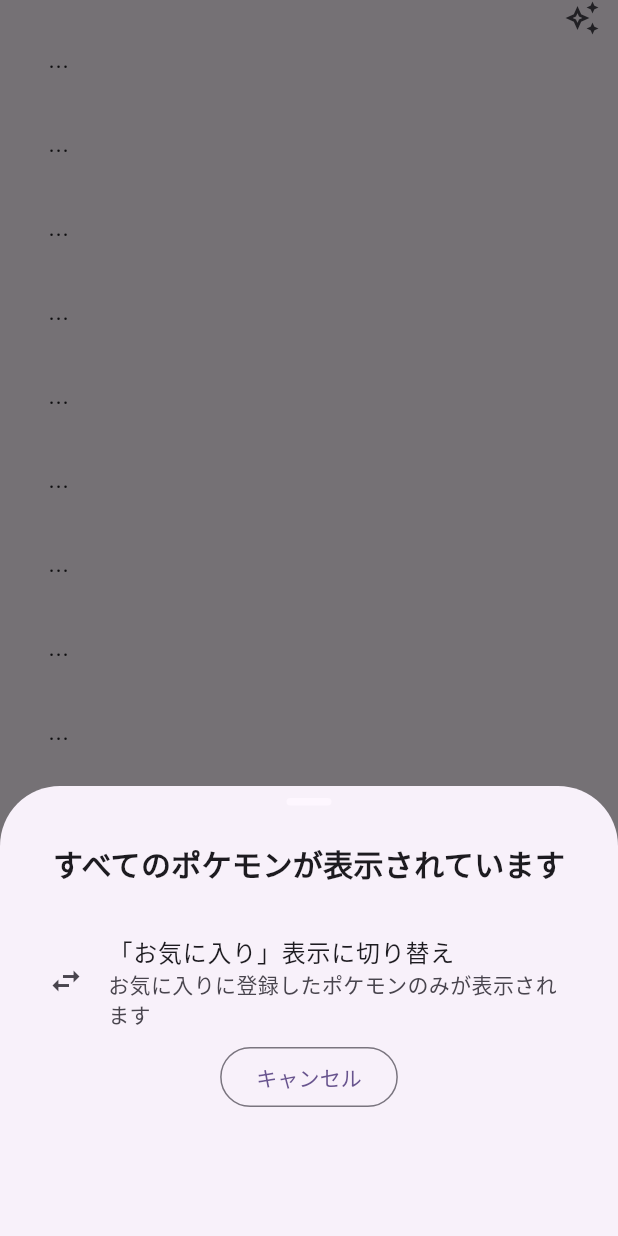
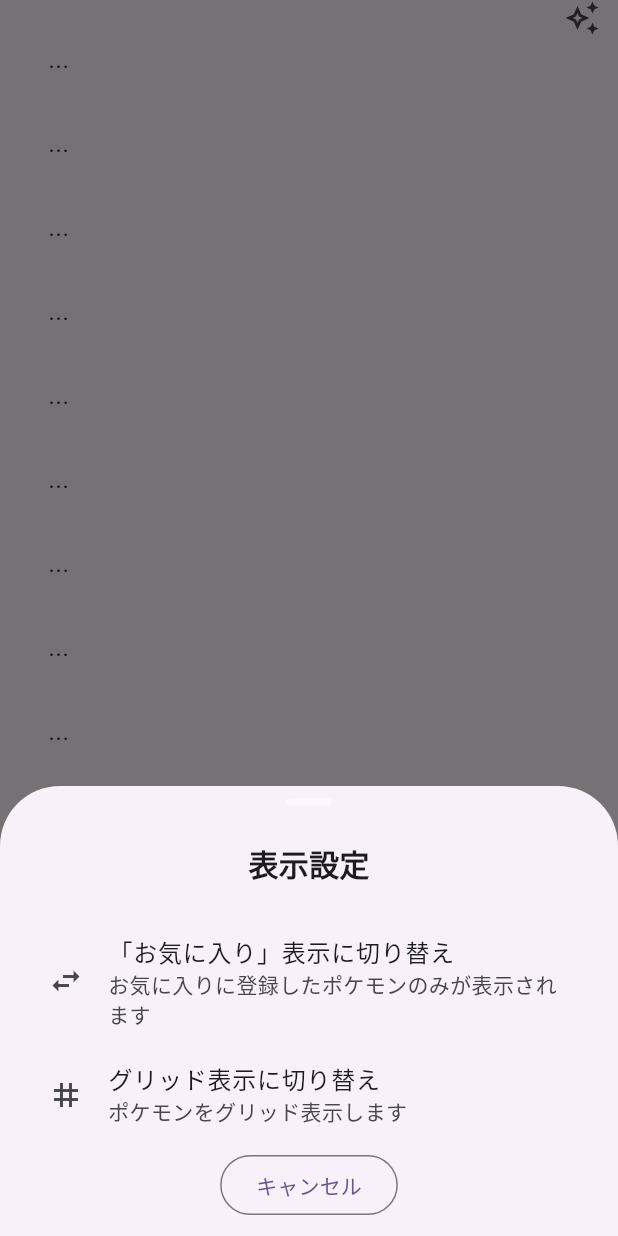
Before and after one commit to naoki-shigehisa/learning-flutter, a Flutter app: the screen it shows after launch, scrolled down 576 dp, after a tap on the "auto awesome" icon, on a phone screen of 412 x 824 dp. Run offline on Flutter 3.47's test engine with Material 3 defaults, Android fonts, the phone set to English and light mode, and no system bars; our stand-ins replace shared_preferences, sqflite; accounts and stored records are empty; network calls fail.

Commit message:
add grid mode

```diff
--- a/myapp/lib/views/screens/poke_list.dart
+++ b/myapp/lib/views/screens/poke_list.dart
@@ -1,5 +1,6 @@
 import 'package:flutter/material.dart';
 import 'package:provider/provider.dart';
+import '../widgets/poke_list/poke_grid_item.dart';
 import '../widgets/poke_list/poke_list_item.dart';
 import '../../models/pokemon.dart';
 import '../../const/pokeapi.dart';
@@ -14,6 +15,7 @@ class PokeList extends StatefulWidget {
 class _PokeListState extends State<PokeList> {
   static const int pageSize = 30;
   bool isFavoriteMode = false;
+  bool isGridMode = false;
   int _currentPage = 1;
 
   int itemCount(int page, List<Favorite> favs) {
@@ -43,6 +45,14 @@ class _PokeListState extends State<PokeList> {
     }
   }
 
+  void changeFavMode(bool currentMode) {
+    setState(() => isFavoriteMode = !currentMode);
+  }
+
+  void changeGridMode(bool currentMode) {
+    setState(() => isGridMode = !currentMode);
+  }
+
   @override
   Widget build(BuildContext context) {
     return Consumer<FavoritesNotifier>(
@@ -55,7 +65,7 @@ class _PokeListState extends State<PokeList> {
               padding: const EdgeInsets.all(0),
               icon: const Icon(Icons.auto_awesome_outlined),
               onPressed: () async {
-                var ret = await showModalBottomSheet<bool>(
+                await showModalBottomSheet<bool>(
                   context: context,
                   shape: const RoundedRectangleBorder(
                     borderRadius: BorderRadius.only(
@@ -66,12 +76,12 @@ class _PokeListState extends State<PokeList> {
                   builder: (BuildContext context) {
                     return ViewModeBottomSheet(
                       favMode: isFavoriteMode,
+                      gridMode: isGridMode,
+                      changeFavMode: changeFavMode,
+                      changeGridMode: changeGridMode,
                     );
                   },
                 );
-                if (ret != null && ret) {
-                  setState(() => isFavoriteMode = !isFavoriteMode);
-                }
               },
             ),
           ),
@@ -80,6 +90,40 @@ class _PokeListState extends State<PokeList> {
               builder: (context, pokes, child) {
                 if (itemCount(_currentPage, favs.favs) == 0) {
                   return const Text('no data');
+                } else {
+                  if (isGridMode) {
+                    return GridView.builder(
+                      gridDelegate: const SliverGridDelegateWithFixedCrossAxisCount(
+                        crossAxisCount: 3,
+                      ),
+                      itemCount: itemCount(_currentPage, favs.favs) + 1,
+                      itemBuilder: (context, index) {
+                        if (index == itemCount(_currentPage, favs.favs)) {
+                          return Padding(
+                            padding: const EdgeInsets.all(16),
+                            child: OutlinedButton(
+                              child: const Text('more'),
+                              style: OutlinedButton.styleFrom(
+                                shape: RoundedRectangleBorder(
+                                  borderRadius: BorderRadius.circular(20),
+                                ),
+                              ),
+                              onPressed: isLastPage(_currentPage, favs.favs)
+                                ? null
+                                : () => {
+                                  setState(
+                                    () => _currentPage++,
+                                  )
+                              },
+                            ),
+                          );
+                        } else {
+                          return PokeGridItem(
+                            poke: pokes.byId(itemId(index, favs.favs))
+                          );
+                        };
+                      },
+                    );
                   } else {
                     return ListView.builder(
                       padding: const EdgeInsets.symmetric(vertical: 4, horizontal: 16),
@@ -104,6 +148,7 @@ class _PokeListState extends State<PokeList> {
                       },
                     );
                   };
+                };
               },
             ),
           ),
@@ -114,18 +159,23 @@ class _PokeListState extends State<PokeList> {
 }
 
 class ViewModeBottomSheet extends StatelessWidget {
-  const ViewModeBottomSheet({super.key, required this.favMode});
+  const ViewModeBottomSheet({
+    super.key,
+    required this.favMode,
+    required this.gridMode,
+    required this.changeFavMode,
+    required this.changeGridMode,
+  });
   final bool favMode;
+  final bool gridMode;
+  final Function(bool) changeFavMode;
+  final Function(bool) changeGridMode;
 
   String mainText(bool fav) {
-    if (fav) {
-      return 'お気に入りのポケモンが表示されています';
-    } else {
-      return 'すべてのポケモンが表示されています';
-    }
+    return '表示設定';
   }
 
-  String menuTitle(bool fav) {
+  String menuFavTitle(bool fav) {
     if (fav) {
       return '「すべて」表示に切り替え';
     } else {
@@ -133,11 +183,27 @@ class ViewModeBottomSheet extends StatelessWidget {
     }
   }
 
-  String menuSubtitle(bool fav) {
+  String menuFavSubtitle(bool fav) {
     if (fav) {
       return 'すべてのポケモンが表示されます';
     } else {
       return 'お気に入りに登録したポケモンのみが表示されます';
+    }
+  }
+
+  String menuGridTitle(bool grid) {
+    if (grid) {
+      return 'リスト表示に切り替え';
+    } else {
+      return 'グリッド表示に切り替え';
+    }
+  }
+
+  String menuGridSubtitle(bool grid) {
+    if (grid) {
+      return 'ポケモンをリスト表示します';
+    } else {
+      return 'ポケモンをグリッド表示します';
     }
   }
 
@@ -169,10 +235,20 @@ class ViewModeBottomSheet extends StatelessWidget {
             ),
             ListTile(
               leading: const Icon(Icons.swap_horiz),
-              title: Text(menuTitle(favMode)),
-              subtitle: Text(menuSubtitle(favMode)),
+              title: Text(menuFavTitle(favMode)),
+              subtitle: Text(menuFavSubtitle(favMode)),
               onTap: () {
-                Navigator.pop(context, true);
+                changeFavMode(favMode);
+                Navigator.pop(context);
+              },
+            ),
+            ListTile(
+              leading: const Icon(Icons.grid_3x3),
+              title: Text(menuGridTitle(gridMode)),
+              subtitle: Text(menuGridSubtitle(gridMode)),
+              onTap: () {
+                changeGridMode(gridMode);
+                Navigator.pop(context);
               },
             ),
             OutlinedButton(
@@ -183,7 +259,7 @@ class ViewModeBottomSheet extends StatelessWidget {
               ),
               child: const Text('キャンセル'),
               onPressed: () {
-                Navigator.pop(context, false);
+                Navigator.pop(context);
               },
             ),
           ],
```
Also changed, not shown: myapp/lib/views/widgets/poke_list/poke_grid_item.dart (added, +54 -0 lines). Lines whose indentation alone changed are shown as unchanged.
